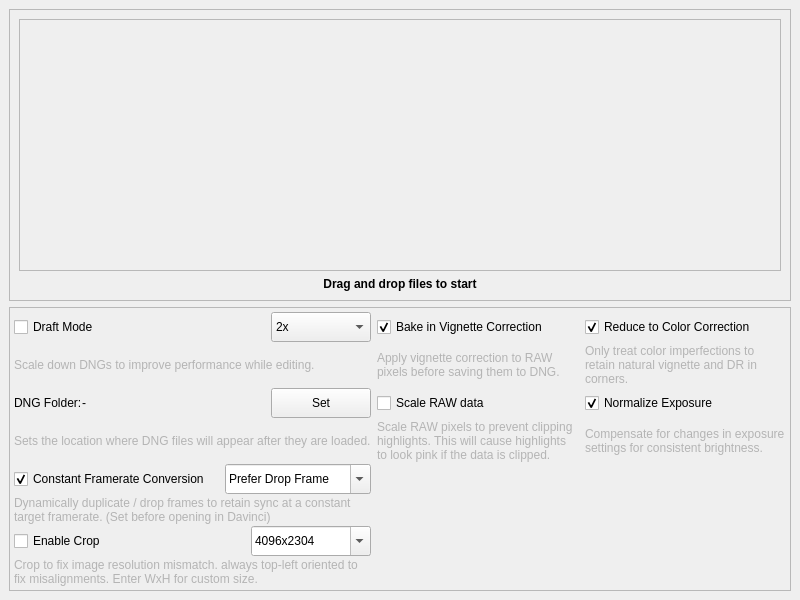
Before: the Qt Designer form ui/mainwindow.ui in LeonardSander/motioncam-fs, drawn with Qt 5.
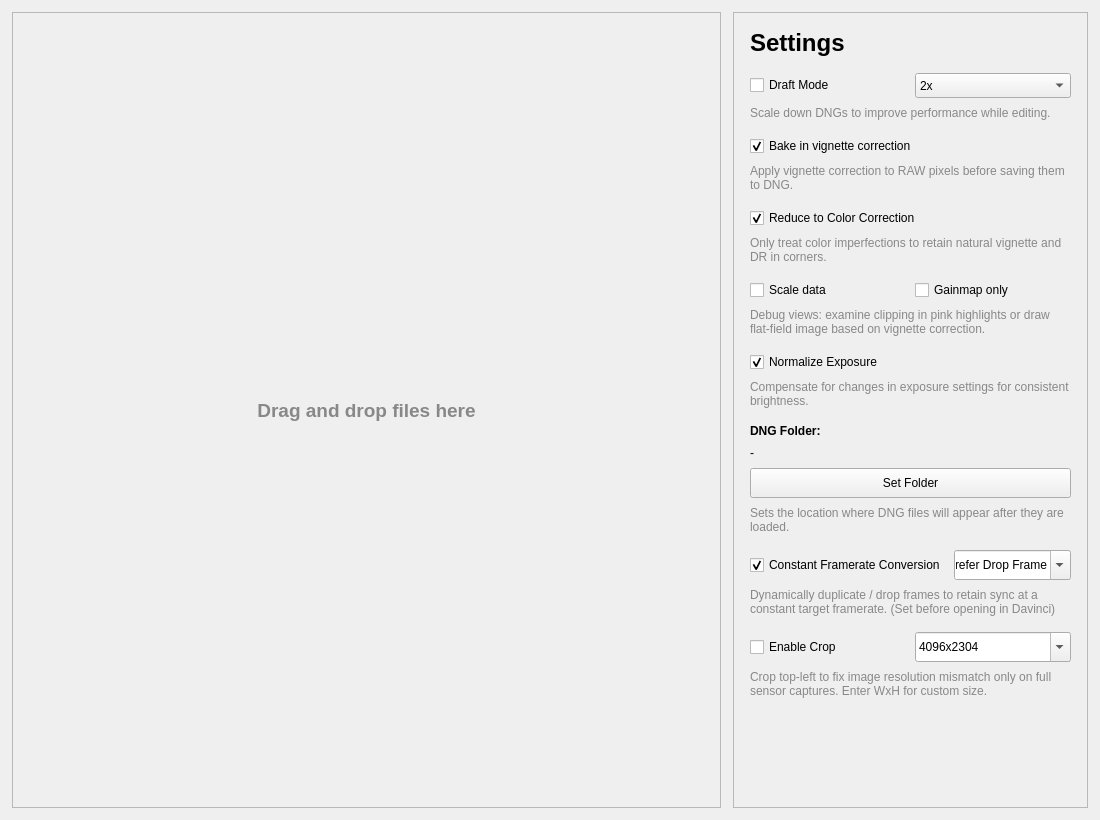
After: the same form once the commit is applied.

Commit message: Finished Crop feature & debug flat field view & ui integration

The edit to the form file:
```diff
--- a/ui/mainwindow.ui
+++ b/ui/mainwindow.ui
@@ -6,26 +6,44 @@
    <rect>
     <x>0</x>
     <y>0</y>
-    <width>800</width>
-    <height>600</height>
+    <width>1100</width>
+    <height>820</height>
    </rect>
   </property>
   <property name="windowTitle">
    <string>MotionCam Fuse</string>
   </property>
   <widget class="QWidget" name="centralwidget">
-   <layout class="QVBoxLayout" name="verticalLayout">
-    <item>
-     <widget class="QFrame" name="dropArea">
-      <property name="frameShape">
-       <enum>QFrame::Shape::StyledPanel</enum>
-      </property>
-      <property name="frameShadow">
-       <enum>QFrame::Shadow::Raised</enum>
-      </property>
-      <layout class="QVBoxLayout" name="verticalLayout_2">
+   <layout class="QHBoxLayout" name="horizontalLayout">
+    <property name="spacing">
+     <number>12</number>
+    </property>
+    <property name="leftMargin">
+     <number>12</number>
+    </property>
+    <property name="topMargin">
+     <number>12</number>
+    </property>
+    <property name="rightMargin">
+     <number>12</number>
+    </property>
+    <property name="bottomMargin">
+     <number>12</number>
+    </property>
        <item>
         <widget class="QScrollArea" name="dragAndDropScrollArea">
+      <property name="sizePolicy">
+       <sizepolicy hsizetype="Expanding" vsizetype="Preferred">
+        <horstretch>2</horstretch>
+        <verstretch>0</verstretch>
+       </sizepolicy>
+      </property>
+      <property name="frameShape">
+       <enum>QFrame::Shape::StyledPanel</enum>
+      </property>
+      <property name="frameShadow">
+       <enum>QFrame::Shadow::Raised</enum>
+      </property>
          <property name="widgetResizable">
           <bool>true</bool>
          </property>
@@ -37,16 +55,28 @@
            <rect>
             <x>0</x>
             <y>0</y>
-            <width>748</width>
-            <height>360</height>
+         <width>482</width>
+         <height>574</height>
            </rect>
           </property>
           <layout class="QVBoxLayout" name="verticalLayout_3">
            <property name="spacing">
-            <number>5</number>
+         <number>8</number>
+        </property>
+        <property name="leftMargin">
+         <number>16</number>
+        </property>
+        <property name="topMargin">
+         <number>16</number>
+        </property>
+        <property name="rightMargin">
+         <number>16</number>
+        </property>
+        <property name="bottomMargin">
+         <number>16</number>
            </property>
            <item>
-            <spacer name="verticalSpacer">
+         <spacer name="verticalSpacer_top">
              <property name="orientation">
               <enum>Qt::Orientation::Vertical</enum>
              </property>
@@ -57,110 +87,89 @@
               </size>
              </property>
             </spacer>
-           </item>
-          </layout>
-         </widget>
-        </widget>
        </item>
        <item>
         <widget class="QLabel" name="dragAndDropLabel">
          <property name="text">
-          <string>&lt;html&gt;&lt;head/&gt;&lt;body&gt;&lt;p&gt;&lt;span style=&quot; font-weight:700;&quot;&gt;Drag and drop files to start&lt;/span&gt;&lt;/p&gt;&lt;/body&gt;&lt;/html&gt;</string>
+           <string>&lt;html&gt;&lt;head/&gt;&lt;body&gt;&lt;p&gt;&lt;span style=&quot; font-weight:700; font-size:14pt; color:#888888;&quot;&gt;Drag and drop files here&lt;/span&gt;&lt;/p&gt;&lt;/body&gt;&lt;/html&gt;</string>
          </property>
          <property name="alignment">
           <set>Qt::AlignmentFlag::AlignCenter</set>
          </property>
         </widget>
        </item>
-      </layout>
+        <item>
+         <spacer name="verticalSpacer_bottom">
+          <property name="orientation">
+           <enum>Qt::Orientation::Vertical</enum>
+          </property>
+          <property name="sizeHint" stdset="0">
+           <size>
+            <width>20</width>
+            <height>40</height>
+           </size>
+          </property>
+         </spacer>
+        </item>
+       </layout>
+      </widget>
      </widget>
     </item>
     <item>
      <widget class="QFrame" name="globalSettings">
+      <property name="sizePolicy">
+       <sizepolicy hsizetype="Preferred" vsizetype="Preferred">
+        <horstretch>1</horstretch>
+        <verstretch>0</verstretch>
+       </sizepolicy>
+      </property>
+      <property name="minimumSize">
+       <size>
+        <width>280</width>
+        <height>0</height>
+       </size>
+      </property>
       <property name="frameShape">
        <enum>QFrame::Shape::StyledPanel</enum>
       </property>
       <property name="frameShadow">
        <enum>QFrame::Shadow::Raised</enum>
       </property>
-      <layout class="QGridLayout" name="gridLayout">
+      <layout class="QVBoxLayout" name="settingsLayout">
+       <property name="spacing">
+        <number>16</number>
+       </property>
        <property name="leftMargin">
-        <number>4</number>
+        <number>16</number>
        </property>
        <property name="topMargin">
-        <number>4</number>
+        <number>16</number>
        </property>
        <property name="rightMargin">
-        <number>4</number>
+        <number>16</number>
        </property>
        <property name="bottomMargin">
-        <number>4</number>
+        <number>16</number>
        </property>
-       <property name="horizontalSpacing">
-        <number>6</number>
-       </property>
-       <property name="verticalSpacing">
-        <number>2</number>
-       </property>
-       <item row="2" column="1">
-        <widget class="QCheckBox" name="scaleRawCheckBox">
-         <property name="enabled">
-          <bool>true</bool>
-         </property>
+       <item>
+        <widget class="QLabel" name="settingsTitle">
          <property name="text">
-          <string>Scale RAW data</string>
+          <string>&lt;html&gt;&lt;head/&gt;&lt;body&gt;&lt;p&gt;&lt;span style=&quot; font-size:18pt; font-weight:700;&quot;&gt;Settings&lt;/span&gt;&lt;/p&gt;&lt;/body&gt;&lt;/html&gt;</string>
          </property>
         </widget>
        </item>
-       <item row="0" column="2">
-        <widget class="QCheckBox" name="vignetteOnlyColorCheckBox">
-         <property name="enabled">
-          <bool>true</bool>
+       <item>
+        <layout class="QVBoxLayout" name="draftSection">
+         <property name="spacing">
+          <number>8</number>
          </property>
-           <property name="checked">
-            <bool>true</bool>
-           </property>
-         <property name="text">
-          <string>Reduce to Color Correction</string>
-         </property>
-        </widget>
-       </item>
-       <item row="0" column="1">
-        <widget class="QCheckBox" name="vignetteCorrectionCheckBox">
-         <property name="enabled">
-          <bool>true</bool>
-         </property>
-         <property name="checked">
-            <bool>true</bool>
-           </property>
-         <property name="text">
-          <string>Bake in Vignette Correction</string>
-         </property>
-        </widget>
-       </item>
-       <item row="2" column="2">
-        <widget class="QCheckBox" name="normalizeExposureCheckBox">
-         <property name="enabled">
-          <bool>true</bool>
-         </property>
-         <property name="checked">
-            <bool>true</bool>
-           </property>
-         <property name="text">
-          <string>Normalize Exposure</string>
-         </property>
-        </widget>
-       </item>
-       <item row="0" column="0">
+         <item>
         <layout class="QHBoxLayout" name="draftLayout">
+           <property name="spacing">
+            <number>8</number>
+           </property>
          <item>
           <widget class="QCheckBox" name="draftModeCheckBox">
-           <property name="sizePolicy">
-            <sizepolicy hsizetype="Minimum" vsizetype="Fixed">
-             <horstretch>1</horstretch>
-             <verstretch>0</verstretch>
-            </sizepolicy>
-           </property>
            <property name="text">
             <string>Draft Mode</string>
            </property>
@@ -170,8 +179,8 @@
           <widget class="QComboBox" name="draftQuality">
            <property name="minimumSize">
             <size>
-             <width>100</width>
-             <height>30</height>
+               <width>60</width>
+               <height>25</height>
             </size>
            </property>
            <item>
@@ -193,68 +202,202 @@
          </item>
         </layout>
        </item>
-       <item row="2" column="0">
-        <layout class="QHBoxLayout" name="cacheLayout">
          <item>
-          <widget class="QLabel" name="descCacheFolder">
-           <property name="sizePolicy">
-            <sizepolicy hsizetype="Preferred" vsizetype="Preferred">
-             <horstretch>0</horstretch>
-             <verstretch>0</verstretch>
-            </sizepolicy>
+          <widget class="QLabel" name="draftModeLabel">
+           <property name="text">
+            <string>&lt;html&gt;&lt;head/&gt;&lt;body&gt;&lt;p&gt;&lt;span style=&quot; font-size:9pt; color:#888888;&quot;&gt;Scale down DNGs to improve performance while editing.&lt;/span&gt;&lt;/p&gt;&lt;/body&gt;&lt;/html&gt;</string>
            </property>
+           <property name="wordWrap">
+            <bool>true</bool>
+           </property>
+          </widget>
+         </item>
+        </layout>
+       </item>
+       <item>
+        <layout class="QVBoxLayout" name="vignetteSection">
+         <property name="spacing">
+          <number>8</number>
+         </property>
+         <item>
+          <widget class="QCheckBox" name="vignetteCorrectionCheckBox">
            <property name="text">
-            <string>DNG Folder:</string>
+            <string>Bake in vignette correction</string>
+           </property>
+           <property name="checked">
+            <bool>true</bool>
+           </property>
+          </widget>
+         </item>
+         <item>
+          <widget class="QLabel" name="vignetteCorrectionLabel">
+           <property name="text">
+            <string>&lt;html&gt;&lt;head/&gt;&lt;body&gt;&lt;p&gt;&lt;span style=&quot; font-size:9pt; color:#888888;&quot;&gt;Apply vignette correction to RAW pixels before saving them to DNG.&lt;/span&gt;&lt;/p&gt;&lt;/body&gt;&lt;/html&gt;</string>
+           </property>
+           <property name="wordWrap">
+            <bool>true</bool>
+           </property>
+          </widget>
+         </item>
+        </layout>
+       </item>
+       <item>
+        <layout class="QVBoxLayout" name="vignetteOnlyColorSection">
+         <property name="spacing">
+          <number>8</number>
+         </property>
+         <item>
+          <widget class="QCheckBox" name="vignetteOnlyColorCheckBox">
+           <property name="text">
+            <string>Reduce to Color Correction</string>
+           </property>
+           <property name="checked">
+            <bool>true</bool>
+           </property>
+          </widget>
+         </item>
+         <item>
+          <widget class="QLabel" name="vignetteOnlyColorLabel">
+           <property name="text">
+            <string>&lt;html&gt;&lt;head/&gt;&lt;body&gt;&lt;p&gt;&lt;span style=&quot; font-size:9pt; color:#888888;&quot;&gt;Only treat color imperfections to retain natural vignette and DR in corners.&lt;/span&gt;&lt;/p&gt;&lt;/body&gt;&lt;/html&gt;</string>
+           </property>
+           <property name="wordWrap">
+            <bool>true</bool>
+           </property>
+          </widget>
+         </item>
+        </layout>
+       </item>
+       <item>
+        <layout class="QVBoxLayout" name="scaleSection">
+         <property name="spacing">
+          <number>8</number>
+         </property>
+         <item>
+          <layout class="QHBoxLayout" name="scaleLayout">
+           <property name="spacing">
+            <number>8</number>
+           </property>
+           <item>
+            <widget class="QCheckBox" name="scaleRawCheckBox">
+             <property name="text">
+              <string>Scale data</string>
+             </property>
+            </widget>
+           </item>
+           <item>
+            <widget class="QCheckBox" name="debugVignetteCheckBox">
+             <property name="text">
+              <string>Gainmap only</string>
+             </property>
+            </widget>
+           </item>
+          </layout>
+         </item>
+         <item>
+          <widget class="QLabel" name="scaleRawLabel">
+           <property name="text">
+            <string>&lt;html&gt;&lt;head/&gt;&lt;body&gt;&lt;p&gt;&lt;span style=&quot; font-size:9pt; color:#888888;&quot;&gt;Debug views: examine clipping in pink highlights or draw flat-field image based on vignette correction.&lt;/span&gt;&lt;/p&gt;&lt;/body&gt;&lt;/html&gt;</string>
+           </property>
+           <property name="wordWrap">
+            <bool>true</bool>
+           </property>
+          </widget>
+         </item>
+        </layout>
+       </item>
+       <item>
+        <layout class="QVBoxLayout" name="normalizeExposureSection">
+         <property name="spacing">
+          <number>8</number>
+         </property>
+         <item>
+          <widget class="QCheckBox" name="normalizeExposureCheckBox">
+           <property name="text">
+            <string>Normalize Exposure</string>
+           </property>
+           <property name="checked">
+            <bool>true</bool>
+           </property>
+          </widget>
+         </item>
+         <item>
+          <widget class="QLabel" name="normalizeExposureLabel">
+           <property name="text">
+            <string>&lt;html&gt;&lt;head/&gt;&lt;body&gt;&lt;p&gt;&lt;span style=&quot; font-size:9pt; color:#888888;&quot;&gt;Compensate for changes in exposure settings for consistent brightness.&lt;/span&gt;&lt;/p&gt;&lt;/body&gt;&lt;/html&gt;</string>
+           </property>
+           <property name="wordWrap">
+            <bool>true</bool>
+           </property>
+          </widget>
+         </item>
+        </layout>
+       </item>
+       <item>
+        <layout class="QVBoxLayout" name="cacheSection">
+         <property name="spacing">
+          <number>8</number>
+         </property>
+         <item>
+          <widget class="QLabel" name="cacheSectionTitle">
+           <property name="text">
+            <string>&lt;html&gt;&lt;head/&gt;&lt;body&gt;&lt;p&gt;&lt;span style=&quot; font-weight:600;&quot;&gt;DNG Folder:&lt;/span&gt;&lt;/p&gt;&lt;/body&gt;&lt;/html&gt;</string>
            </property>
           </widget>
          </item>
          <item>
           <widget class="QLabel" name="cacheFolderLabel">
-           <property name="sizePolicy">
-            <sizepolicy hsizetype="Preferred" vsizetype="Preferred">
-             <horstretch>1</horstretch>
-             <verstretch>0</verstretch>
-            </sizepolicy>
-           </property>
            <property name="text">
             <string>-</string>
            </property>
+           <property name="wordWrap">
+            <bool>true</bool>
+           </property>
           </widget>
          </item>
          <item>
           <widget class="QPushButton" name="changeCacheBtn">
            <property name="minimumSize">
             <size>
-             <width>100</width>
+             <width>0</width>
              <height>30</height>
             </size>
            </property>
            <property name="text">
-            <string>Set</string>
+            <string>Set Folder</string>
+           </property>
+          </widget>
+         </item>
+         <item>
+          <widget class="QLabel" name="cacheFolderDescription">
+           <property name="text">
+            <string>&lt;html&gt;&lt;head/&gt;&lt;body&gt;&lt;p&gt;&lt;span style=&quot; font-size:9pt; color:#888888;&quot;&gt;Sets the location where DNG files will appear after they are loaded.&lt;/span&gt;&lt;/p&gt;&lt;/body&gt;&lt;/html&gt;</string>
+           </property>
+           <property name="wordWrap">
+            <bool>true</bool>
            </property>
           </widget>
          </item>
         </layout>
        </item>
-       <item row="4" column="0">
-        <layout class="QHBoxLayout" name="cfrLayout">
+       <item>
+        <layout class="QVBoxLayout" name="cfrConversionSection">
+         <property name="spacing">
+          <number>8</number>
+         </property>
+         <item>
+          <layout class="QHBoxLayout" name="cfrConversionLayout">
+           <property name="spacing">
+            <number>8</number>
+           </property>
          <item>
           <widget class="QCheckBox" name="cfrConversionCheckBox">
-           <property name="sizePolicy">
-            <sizepolicy hsizetype="Minimum" vsizetype="Fixed">
-             <horstretch>1</horstretch>
-             <verstretch>0</verstretch>
-            </sizepolicy>
-           </property>
-           <property name="enabled">
-            <bool>true</bool>
-           </property>
-           <property name="checked">
-            <bool>true</bool>
-           </property>
            <property name="text">
             <string>Constant Framerate Conversion</string>
            </property>
+             <property name="checked">
+              <bool>true</bool>
+             </property>
           </widget>
          </item>
          <item>
@@ -292,16 +435,30 @@
          </item>
         </layout>
        </item>
-       <item row="6" column="0">
+         <item>
+          <widget class="QLabel" name="cfrConversionLabel">
+           <property name="text">
+            <string>&lt;html&gt;&lt;head/&gt;&lt;body&gt;&lt;p&gt;&lt;span style=&quot; font-size:9pt; color:#888888;&quot;&gt;Dynamically duplicate / drop frames to retain sync at a constant target framerate. (Set before opening in Davinci)&lt;/span&gt;&lt;/p&gt;&lt;/body&gt;&lt;/html&gt;</string>
+           </property>
+           <property name="wordWrap">
+            <bool>true</bool>
+           </property>
+          </widget>
+         </item>
+        </layout>
+       </item>
+       <item>
+        <layout class="QVBoxLayout" name="cropSection">
+         <property name="spacing">
+          <number>8</number>
+         </property>
+         <item>
         <layout class="QHBoxLayout" name="cropLayout">
+           <property name="spacing">
+            <number>8</number>
+           </property>
          <item>
           <widget class="QCheckBox" name="cropEnableCheckBox">
-           <property name="sizePolicy">
-            <sizepolicy hsizetype="Minimum" vsizetype="Fixed">
-             <horstretch>1</horstretch>
-             <verstretch>0</verstretch>
-            </sizepolicy>
-           </property>
            <property name="text">
             <string>Enable Crop</string>
            </property>
@@ -342,99 +499,38 @@
             <property name="text">
              <string>4000x3000</string>
             </property>
-           </item>           
-          </widget>
-         </item>
-        </layout>
-       </item>
-       <item row="1" column="1">
-        <widget class="QLabel" name="vignetteCorrectionLabel">
          <property name="text">
-          <string>&lt;html&gt;&lt;head/&gt;&lt;body&gt;&lt;p&gt;&lt;span style=&quot; color:#b4b4b4;&quot;&gt;Apply vignette correction to RAW pixels before saving them to DNG.&lt;/span&gt;&lt;/p&gt;&lt;/body&gt;&lt;/html&gt;</string>
-         </property>
-         <property name="wordWrap">
-          <bool>true</bool>
-         </property>
-        </widget>
-       </item>
-       <item row="3" column="1">
-        <widget class="QLabel" name="scaleRawLabel">
-         <property name="text">
-          <string>&lt;html&gt;&lt;head/&gt;&lt;body&gt;&lt;p&gt;&lt;span style=&quot; color:#b4b4b4;&quot;&gt;Scale RAW pixels to prevent clipping highlights. This will cause highlights to look pink if the data is clipped.&lt;/span&gt;&lt;/p&gt;&lt;/body&gt;&lt;/html&gt;</string>
-         </property>
-         <property name="scaledContents">
-          <bool>false</bool>
-         </property>
-         <property name="wordWrap">
-          <bool>true</bool>
-         </property>
-        </widget>
-       </item>
-       <item row="1" column="2">
-        <widget class="QLabel" name="vignetteOnlyColorLabel">
-         <property name="text">
-          <string>&lt;html&gt;&lt;head/&gt;&lt;body&gt;&lt;p&gt;&lt;span style=&quot; color:#b4b4b4;&quot;&gt;Only treat color imperfections to retain natural vignette and DR in corners.&lt;/span&gt;&lt;/p&gt;&lt;/body&gt;&lt;/html&gt;</string>
-         </property>
-         <property name="scaledContents">
-          <bool>false</bool>
-         </property>
-         <property name="wordWrap">
-          <bool>true</bool>
-         </property>
-        </widget>
-       </item>
-       <item row="3" column="2">
-        <widget class="QLabel" name="normalizeExposureLabel">
+             <string>4624x2608</string>
+            </property>
+           </item>
+            </widget>
+           </item>
+          </layout>
+         </item>
+         <item>
+          <widget class="QLabel" name="cropLabel">
          <property name="text">
-          <string>&lt;html&gt;&lt;head/&gt;&lt;body&gt;&lt;p&gt;&lt;span style=&quot; color:#b4b4b4;&quot;&gt;Compensate for changes in exposure settings for consistent brightness.&lt;/span&gt;&lt;/p&gt;&lt;/body&gt;&lt;/html&gt;</string>
-         </property>
-         <property name="scaledContents">
-          <bool>false</bool>
-         </property>
+            <string>&lt;html&gt;&lt;head/&gt;&lt;body&gt;&lt;p&gt;&lt;span style=&quot; font-size:9pt; color:#888888;&quot;&gt;Crop top-left to fix image resolution mismatch only on full sensor captures. Enter WxH for custom size.&lt;/span&gt;&lt;/p&gt;&lt;/body&gt;&lt;/html&gt;</string>
+           </property>
          <property name="wordWrap">
           <bool>true</bool>
          </property>
         </widget>
        </item>
-       <item row="5" column="0">
-        <widget class="QLabel" name="cfrConversionLabel">
-         <property name="text">
-          <string>&lt;html&gt;&lt;head/&gt;&lt;body&gt;&lt;p&gt;&lt;span style=&quot; color:#b4b4b4;&quot;&gt;Dynamically duplicate / drop frames to retain sync at a constant target framerate. (Set before opening in Davinci)&lt;/span&gt;&lt;/p&gt;&lt;/body&gt;&lt;/html&gt;</string>
-         </property>
-         <property name="scaledContents">
-          <bool>false</bool>
-         </property>
-         <property name="wordWrap">
-          <bool>true</bool>
-         </property>
-        </widget>
+        </layout>
        </item>
-       <item row="7" column="0">
-        <widget class="QLabel" name="cropInfoLabel">
-         <property name="text">
-          <string>&lt;html&gt;&lt;head/&gt;&lt;body&gt;&lt;p&gt;&lt;span style=&quot; color:#b4b4b4;&quot;&gt;Crop to fix image resolution mismatch. always top-left oriented to fix misalignments. Enter WxH for custom size.&lt;/span&gt;&lt;/p&gt;&lt;/body&gt;&lt;/html&gt;</string>
+       <item>
+        <spacer name="verticalSpacer">
+         <property name="orientation">
+          <enum>Qt::Orientation::Vertical</enum>
          </property>
-         <property name="scaledContents">
-          <bool>false</bool>
+         <property name="sizeHint" stdset="0">
+          <size>
+           <width>20</width>
+           <height>40</height>
+          </size>
          </property>
-         <property name="wordWrap">
-          <bool>true</bool>
-         </property>
-        </widget>
-       </item>
-       <item row="1" column="0">
-        <widget class="QLabel" name="label">
-         <property name="text">
-          <string>&lt;html&gt;&lt;head/&gt;&lt;body&gt;&lt;p&gt;&lt;span style=&quot; color:#b4b4b4;&quot;&gt;Scale down DNGs to improve performance while editing.&lt;/span&gt;&lt;/p&gt;&lt;/body&gt;&lt;/html&gt;</string>
-         </property>
-        </widget>
-       </item>
-       <item row="3" column="0">
-        <widget class="QLabel" name="label_2">
-         <property name="text">
-          <string>&lt;html&gt;&lt;head/&gt;&lt;body&gt;&lt;p&gt;&lt;span style=&quot; color:#b4b4b4;&quot;&gt;Sets the location where DNG files will appear after they are loaded.&lt;/span&gt;&lt;/p&gt;&lt;/body&gt;&lt;/html&gt;</string>
-         </property>
-        </widget>
+        </spacer>
        </item>
       </layout>
      </widget>
```
Lines whose indentation alone changed are shown as unchanged. The commit also changes 4 other files.
